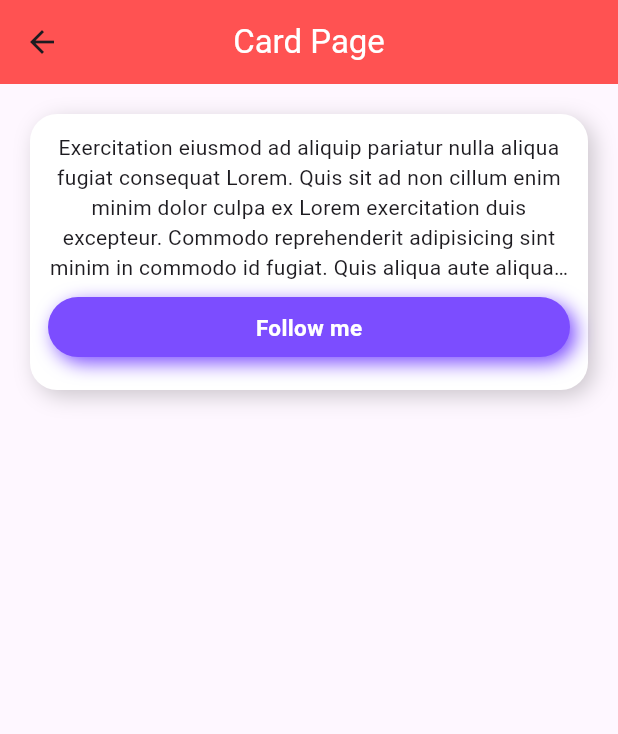
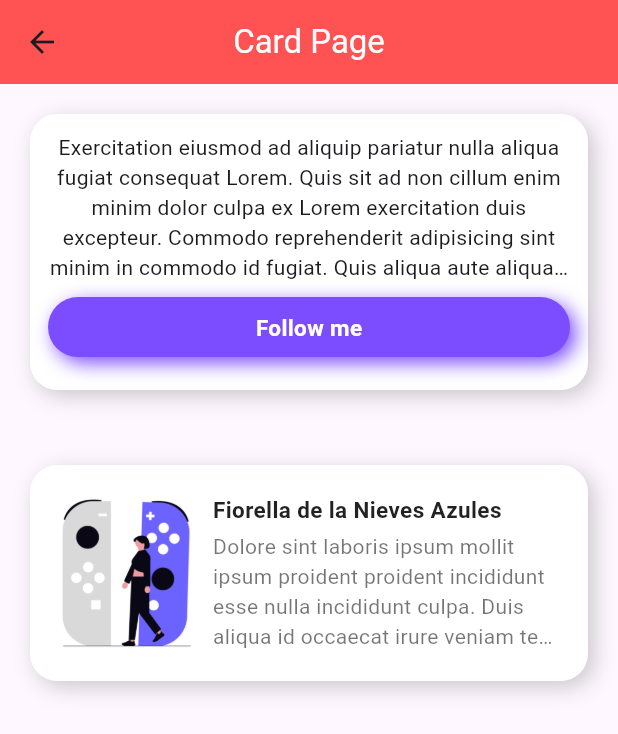
Before and after one commit to duducito15/app06_components_20242, a Flutter app: the screen it shows after launch, after a tap on "Card", on a phone screen of 412 x 824 dp. Shown: the top 734 px of the screen. Run offline on Flutter 3.47's test engine with Material 3 defaults, Android fonts, the phone set to English and light mode, and no system bars; our stand-ins replace google_fonts; network calls fail.

Commit message:
Card 2 personalizado

```diff
--- a/lib/pages/card_page.dart
+++ b/lib/pages/card_page.dart
@@ -16,37 +16,38 @@ class CardPage extends StatelessWidget {
       ),
       body: Column(
         children: [
+          //Card 1
           Container(
-            margin: EdgeInsets.all(20.0),
-            padding: EdgeInsets.all(12.0),
+            margin: const EdgeInsets.all(20.0),
+            padding: const EdgeInsets.all(12.0),
             decoration: BoxDecoration(
               color: Colors.white,
               borderRadius: BorderRadius.circular(18.0),
               boxShadow: [
                 BoxShadow(
                   color: Colors.black.withOpacity(0.2),
-                  offset: Offset(4, 4),
+                  offset: const Offset(4, 4),
                   blurRadius: 12.0,
                 ),
               ],
             ),
             child: Column(
               children: [
-                Text(
+                const Text(
                   "Exercitation eiusmod ad aliquip pariatur nulla aliqua fugiat consequat Lorem. Quis sit ad non cillum enim minim dolor culpa ex Lorem exercitation duis excepteur. Commodo reprehenderit adipisicing sint minim in commodo id fugiat. Quis aliqua aute aliqua tempor ex eu veniam nulla aliqua magna fugiat est. Exercitation do fugiat aliquip consectetur enim. Sint occaecat eiusmod pariatur amet. Nostrud eiusmod elit labore elit elit labore in commodo dolor non irure.Elit in tempor commodo incididunt ullamco dolore eiusmod ut ullamco irure adipisicing cillum et. Eiusmod minim proident proident aliquip ut minim cupidatat officia duis consectetur. Do velit consectetur culpa mollit quis.",
                   maxLines: 5,
                   overflow: TextOverflow.ellipsis,
                   textAlign: TextAlign.center,
                 ),
                 Container(
-                  margin: EdgeInsets.symmetric(vertical: 10.0),
-                  padding: EdgeInsets.symmetric(vertical: 10.0),
+                  margin: const EdgeInsets.symmetric(vertical: 10.0),
+                  padding: const EdgeInsets.symmetric(vertical: 10.0),
                   width: double.infinity,
                   height: 40.0,
                   decoration: BoxDecoration(
                     color: Colors.deepPurpleAccent,
                     borderRadius: BorderRadius.circular(20.0),
-                    boxShadow: [
+                    boxShadow: const [
                       BoxShadow(
                         color: Colors.deepPurpleAccent,
                         blurRadius: 10,
@@ -55,7 +56,7 @@ class CardPage extends StatelessWidget {
                     ],
                   ),
                   alignment: Alignment.center,
-                  child: Text(
+                  child: const Text(
                     "Follow me",
                     style: TextStyle(
                       color: Colors.white,
@@ -67,6 +68,62 @@ class CardPage extends StatelessWidget {
               ],
             ),
           ),
+          const SizedBox(
+            height: 10.0,
+          ),
+          //Card 2
+          Container(
+            margin: const EdgeInsets.all(20.0),
+            padding: const EdgeInsets.all(12.0),
+            decoration: BoxDecoration(
+              color: Colors.white,
+              borderRadius: BorderRadius.circular(18.0),
+              boxShadow: [
+                BoxShadow(
+                  color: Colors.black.withOpacity(0.2),
+                  offset: const Offset(4, 4),
+                  blurRadius: 12.0,
+                ),
+              ],
+            ),
+            child: Row(
+              children: [
+                Image.asset(
+                  'assets/images/image1.png',
+                  height: 120.0,
+                ),
+                SizedBox(
+                  width: 5.0,
+                ),
+                Expanded(
+                  child: Column(
+                    crossAxisAlignment: CrossAxisAlignment.start,
+                    children: [
+                      Text(
+                        "Fiorella de la Nieves Azules",
+                        style: TextStyle(
+                          color: Colors.black87,
+                          fontSize: 15.0,
+                          fontWeight: FontWeight.bold,
+                        ),
+                      ),
+                      SizedBox(
+                        height: 4.0,
+                      ),
+                      Text(
+                        "Dolore sint laboris ipsum mollit ipsum proident proident incididunt esse nulla incididunt culpa. Duis aliqua id occaecat irure veniam tempor eiusmod cupidatat non ea ea. In dolor dolore et consectetur nulla. Et velit consectetur eu in laborum cupidatat do est ex. Dolor elit cillum anim irure anim ullamco. Id laboris sunt minim magna adipisicing in ut occaecat in veniam sit sunt.",
+                        overflow: TextOverflow.ellipsis,
+                        maxLines: 4,
+                        style: TextStyle(
+                          color: Colors.black54,
+                        ),
+                      ),
+                    ],
+                  ),
+                ),
+              ],
+            ),
+          ),
         ],
       ),
     );
--- a/lib/pages/home_page.dart
+++ b/lib/pages/home_page.dart
@@ -50,7 +50,7 @@ class HomePage extends StatelessWidget {
                 child: Divider(),
               ),
               ItemComponentWidget(title: "Avatar", toPage: const AvatarPage()),
-              ItemComponentWidget(title: "Alert", toPage: AlertPage()),
+              ItemComponentWidget(title: "Alert", toPage: const AlertPage()),
               ItemComponentWidget(title: "Card", toPage: const CardPage()),
             ],
           ),
```
Also changed, not shown: assets/images/image1.png (added).
